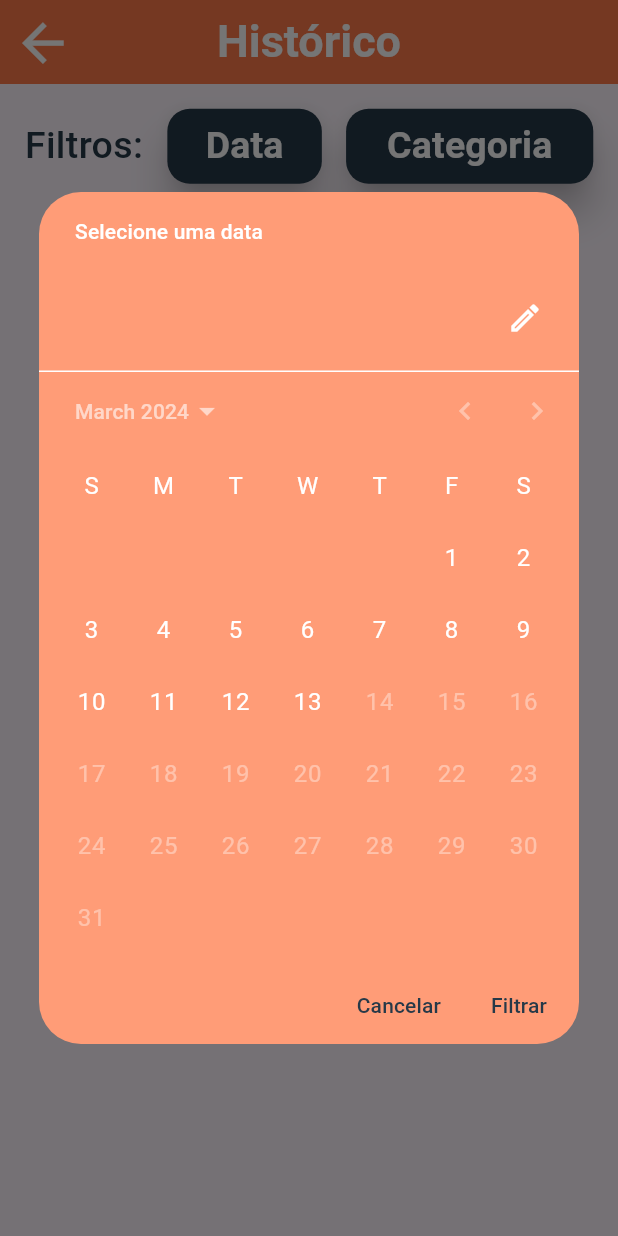
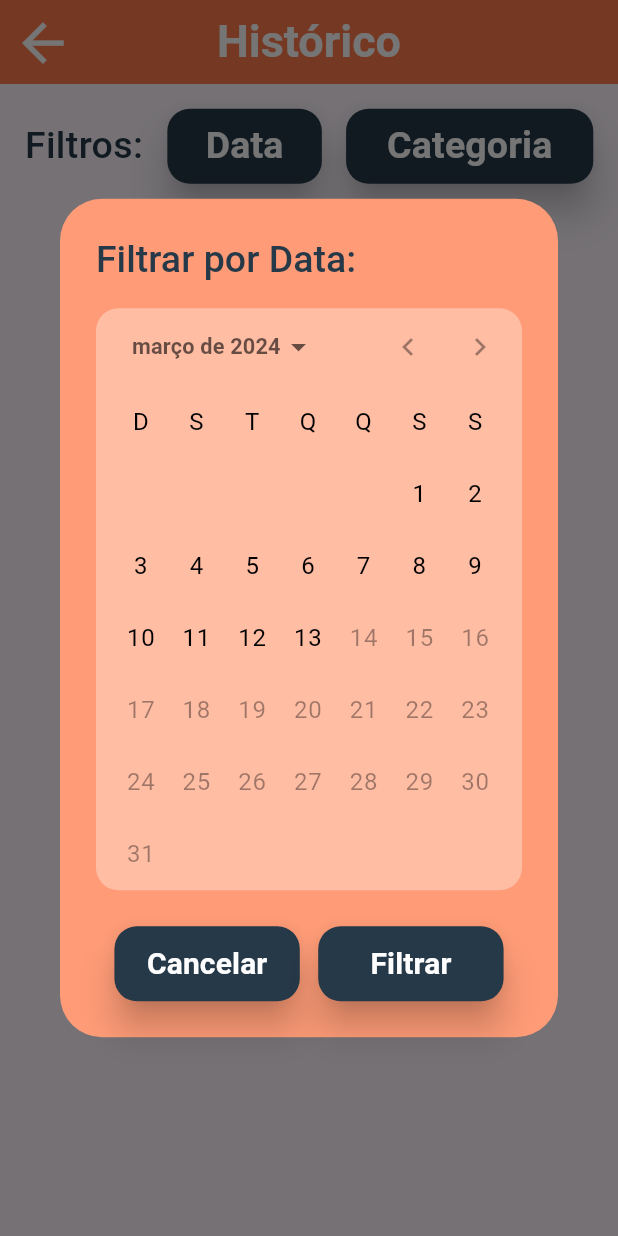
Before and after one commit to guiGarcia42/FonoTerapia, a Flutter app: the HistoryPage screen opened directly with empty values, after a tap on "Data", on a phone screen of 412 x 824 dp. Run offline on Flutter 3.47's test engine with Material 3 defaults, Android fonts, the light colour scheme and no system bars; our stand-ins replace audioplayers, diacritic, google_fonts, sqflite; missing offline and left inert: animated_card; accounts and stored records are empty; statements that could not run were skipped.

Commit message:
Customized calendar_date_picker_dialog and changed Locale to Brazilian Portuguese

```diff
--- a/lib/main.dart
+++ b/lib/main.dart
@@ -9,6 +9,7 @@ import 'package:fono_terapia/modules/option/option_page.dart';
 import 'package:fono_terapia/shared/assets/app_colors.dart';
 import 'package:fono_terapia/shared/model/category.dart';
 import 'package:fono_terapia/shared/model/sub_category.dart';
+import 'package:flutter_localizations/flutter_localizations.dart';
 import 'app_startup.dart';
 
 void main() {
@@ -34,6 +35,13 @@ class FonoTerapiaApp extends StatelessWidget {
         primarySwatch: Colors.orange,
         primaryColor: AppColors.lightOrange,
       ),
+      // Definindo o idioma padrão para português (Brasil)
+      locale: Locale('pt', 'BR'),
+      // Adicionando os delegates de localização para português
+      localizationsDelegates: GlobalMaterialLocalizations.delegates,
+      supportedLocales: <Locale>[
+        Locale('pt', 'BR')
+      ],
       initialRoute: "/start",
       onGenerateRoute: (settings) {
         final args = settings.arguments;
--- a/lib/modules/history/history_page.dart
+++ b/lib/modules/history/history_page.dart
@@ -2,6 +2,7 @@ import 'package:flutter/material.dart';
 import 'package:fono_terapia/app_startup.dart';
 import 'package:fono_terapia/database/dao/game_result_dao.dart';
 import 'package:fono_terapia/database/dao/sub_category_dao.dart';
+import 'package:fono_terapia/modules/history/widgets/calendar_date_picker_dialog.dart';
 import 'package:fono_terapia/shared/assets/app_colors.dart';
 import 'package:fono_terapia/shared/assets/app_text_styles.dart';
 import 'package:fono_terapia/shared/model/category.dart';
@@ -26,6 +27,7 @@ class HistoryPage extends StatefulWidget {
 
 class _HistoryPageState extends State<HistoryPage> {
   late List<bool> subCategoriesCategoryFilter;
+  late String? selectedDateFilter;
   late DateTime firstDate;
   late DateTime currentDate;
   late Category _category;
@@ -37,8 +39,9 @@ class _HistoryPageState extends State<HistoryPage> {
     super.initState();
     _isLoading = true;
     subCategoriesCategoryFilter = [];
-    firstDate = DateTime(2024, 3, 1);
+    selectedDateFilter = null;
     currentDate = DateTime.now();
+    firstDate = DateTime(currentDate.year, currentDate.month, 1);
     _category = widget.category;
 
     _getSubCategories().then((subCategories) {
@@ -55,7 +58,6 @@ class _HistoryPageState extends State<HistoryPage> {
     List<SubCategory> allSubCategories =
         await SubCategoryDao().findAllSubCategories(database, _category.id);
 
-    // Verifica se filteredCategories tem o mesmo tamanho que allSubCategories
     if (subCategoriesCategoryFilter.isNotEmpty) {
       List<SubCategory> filteredSubCategories = [];
 
@@ -70,21 +72,48 @@ class _HistoryPageState extends State<HistoryPage> {
     }
   }
 
-  Future<List<GameResult>> _getGameResultsFiltered() async {
+  Future<List<GameResult>> _getFilteredGameResults() async {
     List<GameResult> allGameResults =
         await GameResultDao().findAllInCategory(database, _category.id);
 
-    List<SubCategory> filteredSubCategories =
-        await _getSubCategories(); // Obtém as subcategorias filtradas
+    List<SubCategory> filteredSubCategories = await _getSubCategories();
 
-    // Filtra os resultados com base nas subcategorias selecionadas
     List<GameResult> filteredGameResults = allGameResults.where((result) {
       return filteredSubCategories.any((subCategory) {
         return result.subCategory.id == subCategory.id;
       });
     }).toList();
 
+    if (selectedDateFilter != null) {
+      filteredGameResults = filteredGameResults.where((result) {
+        return result.date == selectedDateFilter;
+      }).toList();
+    }
+
     return filteredGameResults;
+  }
+
+  Future<void> _openDatePickerDialog(Size size) async {
+    final DateTime? result = await showDialog<DateTime>(
+      context: context,
+      builder: (context) => CalendarDatePickerDialog(
+        firstDate: firstDate,
+        currentDate: currentDate,
+        size: size,
+      ),
+    );
+
+    if (result != null) {
+      setState(() {
+        selectedDateFilter =
+            result.toString().split(' ')[0]; // Formato "YYYY-MM-DD"
+      });
+    }
+  }
+
+  String _formatDate(String dateString) {
+    DateTime parsedDate = DateTime.parse(dateString);
+    return "${parsedDate.day.toString().padLeft(2, '0')}/${parsedDate.month.toString().padLeft(2, '0')}/${parsedDate.year}";
   }
 
   Future<void> _openCategoryFilterDialog(Size size) async {
@@ -102,41 +131,6 @@ class _HistoryPageState extends State<HistoryPage> {
         subCategoriesCategoryFilter = result;
       });
     }
-  }
-
-  Future<void> _openDatePickerDialog() async {
-    final DateTime? result = await showDatePicker(
-      context: context,
-      firstDate: firstDate,
-      lastDate: currentDate,
-      helpText: 'Selecione uma data',
-      cancelText: 'Cancelar',
-      confirmText: 'Filtrar',
-      builder: (BuildContext context, Widget? child) {
-        return Theme(
-          data: ThemeData.dark().copyWith(
-            colorScheme: ColorScheme.dark(
-              primary: AppColors.darkGray,
-              onPrimary: AppColors.background,
-              surface: AppColors.orange,
-            ),
-          ),
-          child: child!,
-        );
-      },
-    );
-
-    if (result != null) {
-      // Aqui você pode atualizar a data conforme a seleção do usuário
-      setState(() {
-        currentDate = result;
-      });
-    }
-  }
-
-  String _formatDate(String dateString) {
-    DateTime parsedDate = DateTime.parse(dateString);
-    return "${parsedDate.day.toString().padLeft(2, '0')}/${parsedDate.month.toString().padLeft(2, '0')}/${parsedDate.year}";
   }
 
   @override
@@ -175,7 +169,7 @@ class _HistoryPageState extends State<HistoryPage> {
             child: _isLoading
                 ? Center(child: CircularProgressIndicator())
                 : FutureBuilder<List<GameResult>>(
-                    future: _getGameResultsFiltered(),
+                    future: _getFilteredGameResults(),
                     builder: (context, snapshot) {
                       if (snapshot.connectionState == ConnectionState.waiting) {
                         return Center(child: CircularProgressIndicator());
@@ -191,7 +185,7 @@ class _HistoryPageState extends State<HistoryPage> {
                               padding: EdgeInsets.symmetric(
                                   horizontal: size.width * 0.1),
                               child: Text(
-                                "Histórico não encontrado.\nPratique mais para gerar seu histórico.",
+                                "Histórico não encontrado.",
                                 style: TextStyles.textLargeRegular,
                                 textAlign: TextAlign.center,
                               ),
@@ -261,7 +255,7 @@ class _HistoryPageState extends State<HistoryPage> {
           textStyle: TextStyles.buttonMediumText,
           text: "Data",
           onPressed: () {
-            _openDatePickerDialog();
+            _openDatePickerDialog(size);
           },
         ),
         ElevatedTextButton(
--- /dev/null
+++ b/lib/modules/history/widgets/calendar_date_picker_dialog.dart
@@ -0,0 +1,95 @@
+import 'package:flutter/material.dart';
+import 'package:fono_terapia/shared/assets/app_colors.dart';
+import 'package:fono_terapia/shared/assets/app_text_styles.dart';
+import 'package:fono_terapia/shared/widgets/elevated_text_button.dart';
+
+class CalendarDatePickerDialog extends StatefulWidget {
+  const CalendarDatePickerDialog({
+    super.key,
+    required this.firstDate,
+    required this.currentDate,
+    required this.size,
+  });
+
+  final DateTime firstDate;
+  final DateTime currentDate;
+  final Size size;
+
+  @override
+  State<CalendarDatePickerDialog> createState() =>
+      _CalendarDatePickerDialogState();
+}
+
+class _CalendarDatePickerDialogState extends State<CalendarDatePickerDialog> {
+  late DateTime _firstDate;
+  late DateTime _currentDate;
+  late DateTime? _selectedDate;
+
+  @override
+  void initState() {
+    super.initState();
+    _firstDate = widget.firstDate;
+    _currentDate = widget.currentDate;
+    _selectedDate = null;
+  }
+
+  @override
+  Widget build(BuildContext context) {
+    return AlertDialog(
+      backgroundColor: AppColors.orange,
+      elevation: 10,
+      actionsAlignment: MainAxisAlignment.spaceEvenly,
+      actionsOverflowAlignment: OverflowBarAlignment.center,
+      actionsOverflowButtonSpacing: widget.size.height * 0.02,
+      title: Text(
+        "Filtrar por Data:",
+        style: TextStyles.titleDialog,
+        textAlign: TextAlign.start,
+        maxLines: 2,
+        overflow: TextOverflow.ellipsis,
+      ),
+      content: Container(
+        width: widget.size.width,
+        decoration: BoxDecoration(
+          color: AppColors.lightOrange,
+          borderRadius: BorderRadius.circular(15),
+        ),
+        child: Theme(
+          data: ThemeData(
+            textTheme: TextTheme(
+              titleSmall: TextStyles.textSmallRegular
+            ),
+            colorScheme: ColorScheme.light(
+              primary: AppColors.darkGray,
+              onPrimary: AppColors.lightOrange,
+            ),
+          ),
+          child: CalendarDatePicker(
+            initialDate: null,
+            firstDate: _firstDate,
+            lastDate: _currentDate,
+            onDateChanged: (value) {
+              _selectedDate = value;
+            },
+          ),
+        ),
+      ),
+      actions: [
+        ElevatedTextButton(
+          widthRatio: widget.size.width * 0.3,
+          textStyle: TextStyles.buttonTextDialog,
+          text: "Cancelar",
+          onPressed: () => Navigator.pop(context),
+        ),
+        ElevatedTextButton(
+          widthRatio: widget.size.width * 0.3,
+          textStyle: TextStyles.buttonTextDialog,
+          text: "Filtrar",
+          onPressed: () {
+            Navigator.pop(context, _selectedDate);
+          },
+        ),
+      ],
+    );
+  }
+}
--- a/lib/modules/history/widgets/category_filter_dialog.dart
+++ b/lib/modules/history/widgets/category_filter_dialog.dart
@@ -40,11 +40,18 @@ class _CategoryFilterDialogState extends State<CategoryFilterDialog> {
       actionsOverflowAlignment: OverflowBarAlignment.center,
       actionsOverflowButtonSpacing: widget.size.height * 0.02,
       title: Text(
-        "Filtrar por categoria:",
+        "Filtrar por Categoria:",
         style: TextStyles.titleDialog,
-        textAlign: TextAlign.center,
+        textAlign: TextAlign.start,
+        maxLines: 2,
+        overflow: TextOverflow.ellipsis,
       ),
       content: SingleChildScrollView(
+        child: Container(
+          decoration: BoxDecoration(
+            color: AppColors.lightOrange,
+            borderRadius: BorderRadius.circular(15),
+          ),
           child: Column(
             mainAxisSize: MainAxisSize.min,
             children: List.generate(
@@ -69,6 +76,7 @@ class _CategoryFilterDialogState extends State<CategoryFilterDialog> {
             ),
           ),
         ),
+      ),
       actions: [
         ElevatedTextButton(
           widthRatio: widget.size.width * 0.3,
--- a/lib/shared/assets/app_text_styles.dart
+++ b/lib/shared/assets/app_text_styles.dart
@@ -16,7 +16,7 @@ class TextStyles {
   static final titleDialog = GoogleFonts.lexendDeca(
     fontSize: 25,
     fontWeight: FontWeight.w500,
-    color: AppColors.background,
+    color: AppColors.darkGray,
   );
   static final buttonLargeText = GoogleFonts.lexendDeca(
     fontSize: 30,
@@ -38,10 +38,20 @@ class TextStyles {
     fontWeight: FontWeight.w700,
     color: AppColors.darkGray,
   );
+    static final textLargeRegular = GoogleFonts.lexendDeca(
+    fontSize: 25,
+    fontWeight: FontWeight.w500,
+    color: AppColors.darkGray,
+  );
   static final textRegular = GoogleFonts.lexendDeca(
     fontSize: 16,
     fontWeight: FontWeight.w500,
     color: AppColors.darkGray,
+  );
+  static final textSmallRegular = GoogleFonts.lexendDeca(
+    fontSize: 14.5,
+    fontWeight: FontWeight.w600,
+    color: Colors.black
   );
   static final textField = GoogleFonts.lexendDeca(
     fontSize: 16,
@@ -58,10 +68,6 @@ class TextStyles {
     fontWeight: FontWeight.w500,
     color: AppColors.darkGray,
   );
-  static final textLargeRegular = GoogleFonts.lexendDeca(
-    fontSize: 25,
-    fontWeight: FontWeight.w500,
-    color: AppColors.darkGray,
-  );
+
 
 }
--- a/pubspec.yaml
+++ b/pubspec.yaml
@@ -10,6 +10,8 @@ environment:
 
 dependencies:
   flutter:
+    sdk: flutter
+  flutter_localizations:
     sdk: flutter
 
   shared_preferences: ^2.2.2
```
Also changed, not shown: pubspec.lock. Lines whose indentation alone changed are shown as unchanged.
